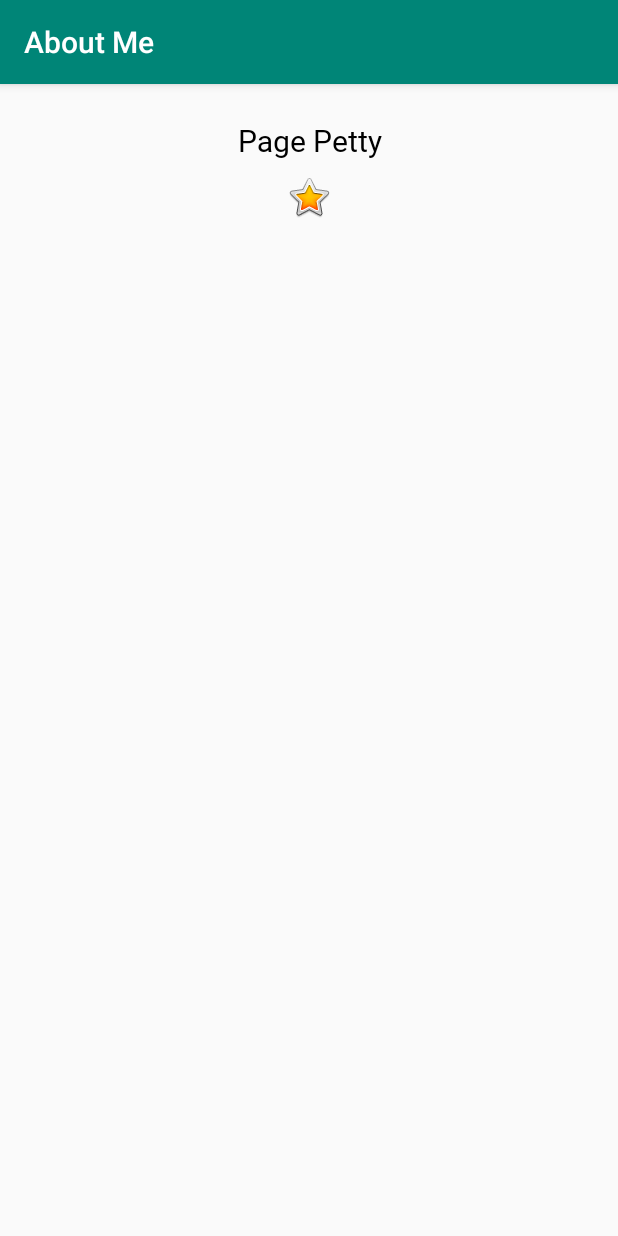
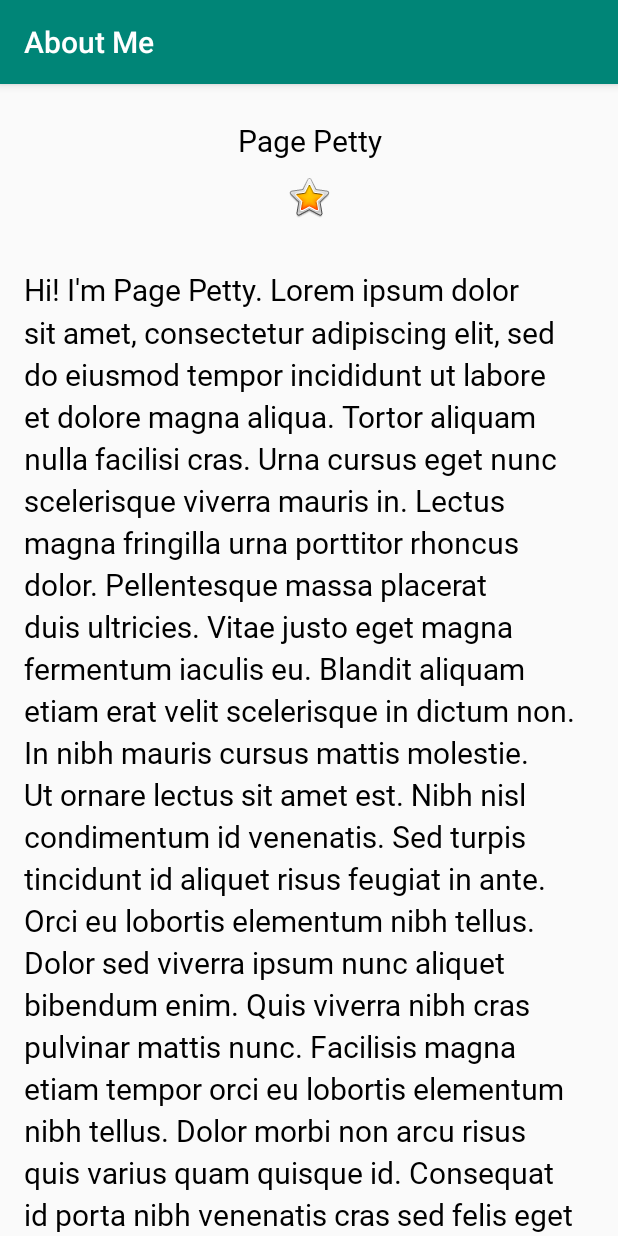
Before and after one commit to TGRBTRFLY/AboutMe, an Android app: the screen it shows after launch (MainActivity), on a phone screen of 412 x 824 dp. Run offline under Robolectric (Android 15) with nearby library versions, the phone set to English and light mode, and no system bars.

Commit message:
add scroll view text view

```diff
--- a/app/src/main/res/layout/activity_main.xml
+++ b/app/src/main/res/layout/activity_main.xml
@@ -3,6 +3,9 @@
     xmlns:tools="http://schemas.android.com/tools"
     android:layout_width="match_parent"
     android:layout_height="match_parent"
+    android:orientation="vertical"
+    android:paddingStart="@dimen/layout_margin"
+    android:paddingEnd="@dimen/layout_margin"
     tools:context=".MainActivity">
 
     <TextView
@@ -16,4 +19,17 @@
         android:text="@string/page_petty"
         android:textAlignment="center" />
 
+    <ScrollView
+        android:layout_width="match_parent"
+        android:layout_height="wrap_content">
+
+        <TextView
+            android:id="@+id/bio_text"
+            style="@style/nameStyle"
+            android:layout_width="match_parent"
+            android:layout_height="wrap_content"
+            android:lineSpacingMultiplier="1.2"
+            android:text="@string/bio" />
+    </ScrollView>
+
 </LinearLayout>
--- a/app/src/main/res/values/strings.xml
+++ b/app/src/main/res/values/strings.xml
@@ -1,4 +1,13 @@
 <resources>
     <string name="app_name">About Me</string>
     <string name="page_petty">Page Petty</string>
+    <string name="bio">Hi! I\'m Page Petty.   Lorem ipsum dolor sit amet, consectetur adipiscing elit, sed do eiusmod tempor incididunt ut labore et dolore magna aliqua. Tortor aliquam nulla facilisi cras. Urna cursus eget nunc scelerisque viverra mauris in. Lectus magna fringilla urna porttitor rhoncus dolor. Pellentesque massa placerat duis ultricies. Vitae justo eget magna fermentum iaculis eu. Blandit aliquam etiam erat velit scelerisque in dictum non. In nibh mauris cursus mattis molestie. Ut ornare lectus sit amet est. Nibh nisl condimentum id venenatis. Sed turpis tincidunt id aliquet risus feugiat in ante. Orci eu lobortis elementum nibh tellus. Dolor sed viverra ipsum nunc aliquet bibendum enim. Quis viverra nibh cras pulvinar mattis nunc. Facilisis magna etiam tempor orci eu lobortis elementum nibh tellus. Dolor morbi non arcu risus quis varius quam quisque id. Consequat id porta nibh venenatis cras sed felis eget velit. Leo vel orci porta non pulvinar neque. Etiam tempor orci eu lobortis elementum nibh tellus.
+
+Sed nisi lacus sed viverra tellus in. Amet consectetur adipiscing elit pellentesque. Morbi tristique senectus et netus et malesuada fames ac turpis. Tortor condimentum lacinia quis vel. Sed tempus urna et pharetra. Vitae suscipit tellus mauris a diam maecenas sed. Augue neque gravida in fermentum et sollicitudin ac. Nec feugiat in fermentum posuere urna. Sem fringilla ut morbi tincidunt augue interdum velit euismod in. Gravida in fermentum et sollicitudin ac orci phasellus. Enim praesent elementum facilisis leo vel fringilla est ullamcorper. Tincidunt praesent semper feugiat nibh sed pulvinar proin. Risus nullam eget felis eget nunc lobortis mattis aliquam faucibus. Tellus mauris a diam maecenas sed enim. Sagittis eu volutpat odio facilisis mauris. Tellus pellentesque eu tincidunt tortor aliquam nulla facilisi cras.
+
+Nunc aliquet bibendum enim facilisis gravida neque convallis. Eget velit aliquet sagittis id consectetur purus ut. Mauris rhoncus aenean vel elit scelerisque mauris. Consequat mauris nunc congue nisi vitae suscipit tellus. Convallis aenean et tortor at risus viverra adipiscing. Arcu dui vivamus arcu felis. Pharetra convallis posuere morbi leo urna molestie at. Magna eget est lorem ipsum dolor sit amet. Amet tellus cras adipiscing enim. Est placerat in egestas erat imperdiet sed. Mollis nunc sed id semper. Quis viverra nibh cras pulvinar mattis. Condimentum lacinia quis vel eros donec ac odio tempor orci. Iaculis urna id volutpat lacus.
+
+
+
+</string>
 </resources>
```
